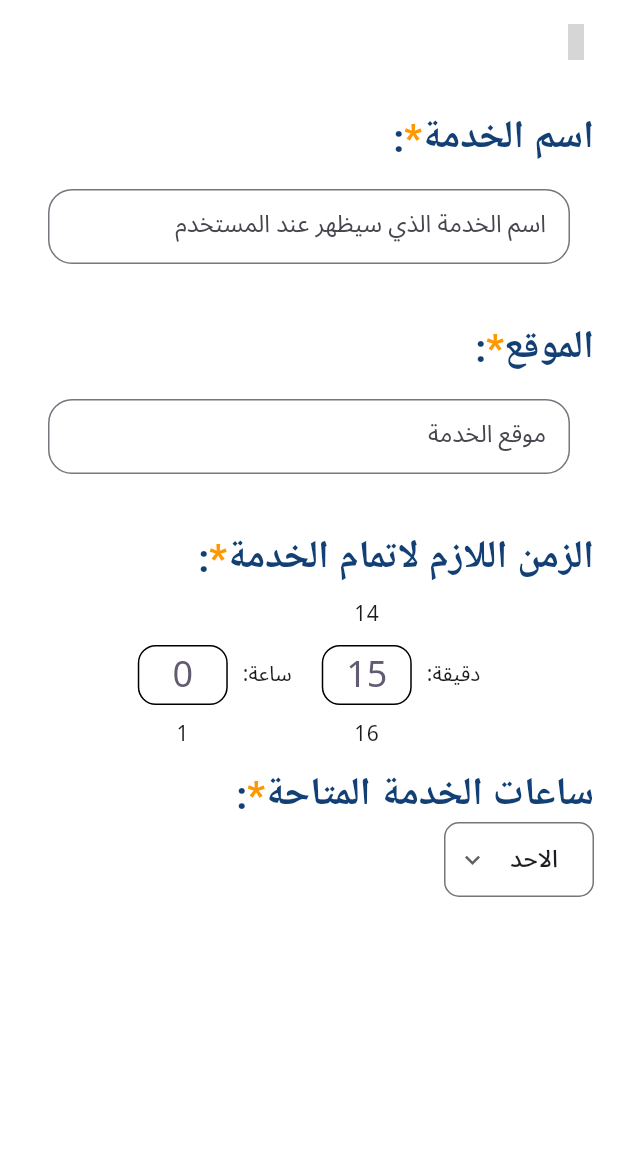
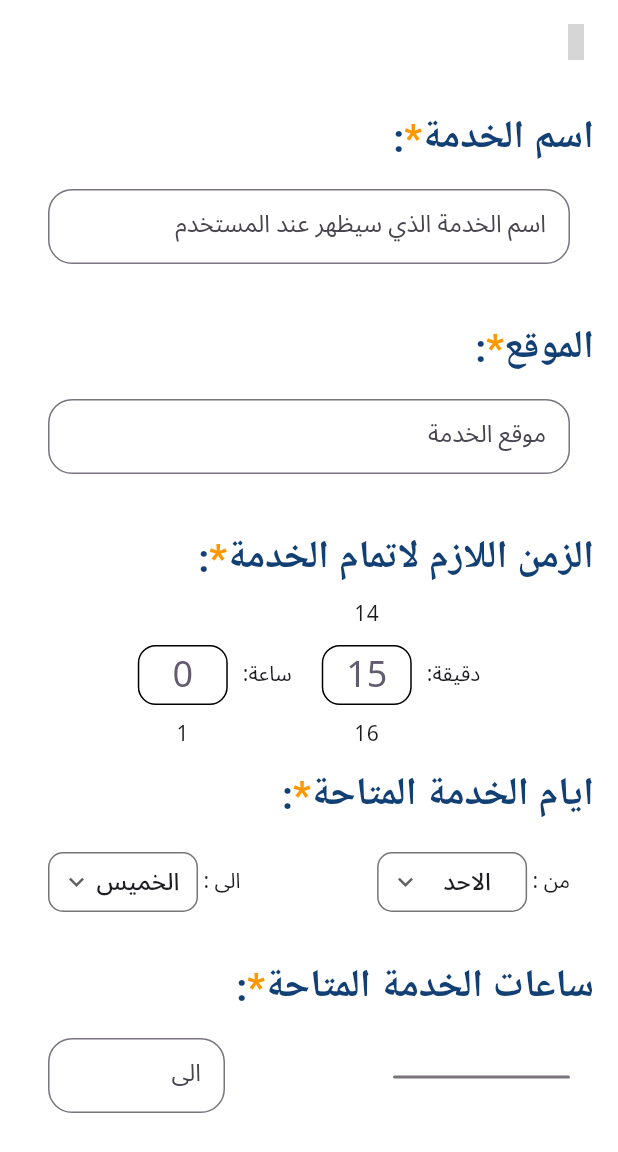
Before and after one commit to MahmoudShbly/booking_app, a Flutter app: the AboutYourServiceView screen opened by its route, on a phone screen of 412 x 824 dp. Shown: the top 1152 px of the screen. Run offline on Flutter 3.47's test engine with Material 3 defaults, Android fonts, the phone set to English and light mode, and no system bars; drawn by our look-alikes of numberpicker; our stand-ins replace dartz, dio, flutter_bloc, go_router, persistent_bottom_nav_bar_v2; missing offline and left inert: font_awesome_icon_class; network calls fail; grey boxes are pictures that could not be loaded.

Commit message:
add available hours to form

```diff
--- a/lib/core/widgets/custom_text_form_field_component.dart
+++ b/lib/core/widgets/custom_text_form_field_component.dart
@@ -1,8 +1,11 @@
 import 'package:flutter/material.dart';
 
 class CustomTextFormFieldComponent extends StatelessWidget {
-  const CustomTextFormFieldComponent({super.key,required this.hint});
+  const CustomTextFormFieldComponent({super.key,required this.hint,this.onTap,this.isReadOnly,this.controller});
   final String hint;
+  final VoidCallback? onTap;
+  final bool ? isReadOnly;
+  final TextEditingController? controller;
   @override
   Widget build(BuildContext context) {
     return Padding(
@@ -10,7 +13,9 @@ class CustomTextFormFieldComponent extends StatelessWidget {
       child: SizedBox(
         height: 50,
         child: TextFormField(
-
+          readOnly: isReadOnly??false,
+          controller: controller,
+          onTap: onTap,
         textDirection: TextDirection.rtl,
         decoration: InputDecoration(
           hintText: hint,
--- a/lib/features/services/presentation/manager/cubit/be_provider_cubit.dart
+++ b/lib/features/services/presentation/manager/cubit/be_provider_cubit.dart
@@ -40,4 +40,16 @@ class BeProviderCubit extends Cubit<BeProviderState> {
     toDay = day;
     emit(BeProviderToDayChanged());
   }
+
+  String fromHour='8ص';
+  void changeFromHour(String hour) {
+    fromHour = hour;
+    emit(BeProviderToDayChanged());
+  }
+
+  String toHour='8ص';
+  void changeToHour(String hour) {
+    toHour = hour;
+    emit(BeProviderToDayChanged());
+  }
 }
--- a/lib/features/services/presentation/views/about_you_service.dart
+++ b/lib/features/services/presentation/views/about_you_service.dart
@@ -1,7 +1,8 @@
 import 'package:booking_app/core/utils/constant.dart';
 import 'package:booking_app/core/widgets/custom_text_form_field_component.dart';
 import 'package:booking_app/features/services/presentation/manager/cubit/be_provider_cubit.dart';
-import 'package:booking_app/features/services/presentation/views/widgets/days_dropdown_section.dart';
+import 'package:booking_app/features/services/presentation/views/widgets/available_days_section.dart';
+import 'package:booking_app/features/services/presentation/views/widgets/available_hours_section.dart';
 import 'package:booking_app/features/services/presentation/views/widgets/time_picker_box_section.dart';
 import 'package:booking_app/features/services/presentation/views/widgets/title_section.dart';
 import 'package:flutter/material.dart';
@@ -15,7 +16,6 @@ class AboutYourServiceView extends StatelessWidget {
   Widget build(BuildContext context) {
     return BlocBuilder<BeProviderCubit, BeProviderState>(
       builder: (context, state) {
-        final cubit = context.read<BeProviderCubit>();
         return Scaffold(
           appBar: AppBar(
             backgroundColor: Colors.white,
@@ -43,12 +43,12 @@ class AboutYourServiceView extends StatelessWidget {
                   SizedBox(height: 20),
                   TitleSection(title: 'الزمن اللازم لاتمام الخدمة'),
                   TimePickerBoxSection(),
+                  TitleSection(title: 'ايام الخدمة المتاحة'),
+                  SizedBox(height: 20),
+                  AvailableDaysSection(),
+                  SizedBox(height: 30),
                   TitleSection(title: 'ساعات الخدمة المتاحة'),
-                  DaysDropdownSection(
-                    items: cubit.days,
-                    onChanged: (day)=>cubit.changeFromDay(day),
-                    value: cubit.fromDay,
-                  ),
+                  AvailableHoursSection()
                 ],
               ),
             ),
--- /dev/null
+++ b/lib/features/services/presentation/views/widgets/available_days_section.dart
@@ -0,0 +1,38 @@
+import 'package:booking_app/features/services/presentation/manager/cubit/be_provider_cubit.dart';
+import 'package:booking_app/features/services/presentation/views/widgets/days_dropdown_section.dart';
+import 'package:flutter/material.dart';
+import 'package:flutter_bloc/flutter_bloc.dart';
+
+class AvailableDaysSection extends StatelessWidget {
+  const AvailableDaysSection({super.key});
+
+  @override
+  Widget build(BuildContext context) {
+    return BlocBuilder<BeProviderCubit, BeProviderState>(
+      builder: (context, state) {
+        final cubit = context.read<BeProviderCubit>();
+
+        return Padding(
+          padding: const EdgeInsets.symmetric(horizontal: 16.0),
+          child: Row(
+            children: [
+              const Text('من : '),
+              DaysDropdownSection(
+                items: cubit.days,
+                onChanged: (day) => cubit.changeFromDay(day),
+                value: cubit.fromDay,
+              ),
+              const Spacer(),
+              const Text('الى : '),
+              DaysDropdownSection(
+                items: cubit.days,
+                onChanged: (day) => cubit.changeToDay(day),
+                value: cubit.toDay,
+              ),
+            ],
+          ),
+        );
+      },
+    );
+  }
+}
--- /dev/null
+++ b/lib/features/services/presentation/views/widgets/available_hours_section.dart
@@ -0,0 +1,35 @@
+import 'package:booking_app/core/widgets/custom_text_form_field_component.dart';
+import 'package:flutter/material.dart';
+
+class AvailableHoursSection extends StatelessWidget {
+  const AvailableHoursSection({super.key});
+
+  @override
+  Widget build(BuildContext context) {
+    return Row(
+      children: [
+        SizedBox(
+          width: 150,
+          height: 30,
+          child: CustomTextFormFieldComponent(
+
+            isReadOnly: true,
+            hint: 'من',
+            onTap: () =>
+                showTimePicker(context: context, initialTime: TimeOfDay.now()),
+          ),
+        ),
+        const Spacer(),
+        SizedBox(
+          width: 150,
+          child: CustomTextFormFieldComponent(
+            isReadOnly: true,
+            hint: 'الى',
+            onTap: () =>
+                showTimePicker(context: context, initialTime: TimeOfDay.now()),
+          ),
+        ),
+      ],
+    );
+  }
+}
--- a/lib/features/services/presentation/views/widgets/days_dropdown_section.dart
+++ b/lib/features/services/presentation/views/widgets/days_dropdown_section.dart
@@ -14,6 +14,7 @@ class DaysDropdownSection extends StatelessWidget {
   @override
   Widget build(BuildContext context) {
     return Container(
+      height: 40,
       width: 100,
       padding: const EdgeInsets.symmetric(horizontal: 8),
       decoration: BoxDecoration(
```
